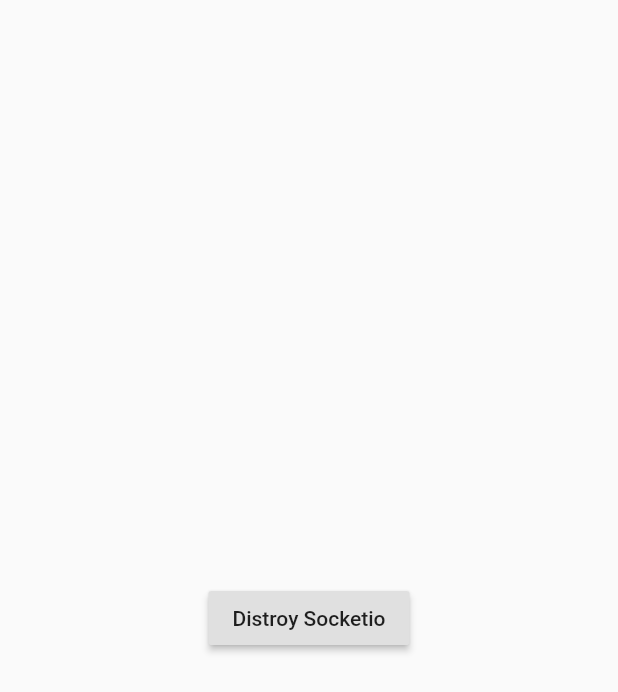
After one commit to BbsonLin/flutter_playground, a Flutter app: the SocketioThing screen opened directly, on a phone screen of 412 x 824 dp. The commit adds this screen. Shown: the top 692 px of the screen. Run offline on Flutter 3.47's test engine with Material 2 defaults, Android fonts, the phone set to English and light mode, and no system bars; our stand-ins replace flutter_i18n, flutter_swiper, fluttertoast, font_awesome_flutter, google_maps_flutter, socket_io_client; missing offline and left inert: countdown; network calls fail.

Commit message:
feat: Try socket_io_client package and make a toy

```diff
--- a/lib/pages/toys/main.dart
+++ b/lib/pages/toys/main.dart
@@ -1,5 +1,8 @@
 import 'package:flutter/material.dart';
+import 'package:flutter_playground/pages/toys/ad_player.dart';
 import 'package:flutter_playground/pages/toys/layout_stuff.dart';
+import 'package:flutter_playground/pages/toys/socketio_thing.dart';
+import 'package:flutter_playground/pages/toys/video_playing.dart';
 
 class ToysPage extends StatefulWidget {
   @override
@@ -44,6 +47,17 @@ class ToysPageState extends State<ToysPage> {
                       );
                     },
                   ),
+                  ListTile(
+                    title: Text("Socketio Thing"),
+                    onTap: () {
+                      Navigator.push(
+                        context,
+                        MaterialPageRoute(builder: (context) {
+                          return SocketioThing();
+                        }),
+                      );
+                    },
+                  ),
                 ],
               ),
             ),
--- /dev/null
+++ b/lib/pages/toys/socketio_thing.dart
@@ -0,0 +1,86 @@
+import 'dart:async';
+
+import 'package:flutter/material.dart';
+import 'package:flutter_playground/main.dart';
+import 'package:flutter_playground/pages/masterpieces/coffee_shop/app.dart';
+import 'package:socket_io_client/socket_io_client.dart' as IO;
+
+class SocketioThing extends StatefulWidget {
+  @override
+  _SocketioThingState createState() => _SocketioThingState();
+}
+
+class _SocketioThingState extends State<SocketioThing> {
+  IO.Socket socketIO;
+  bool isConnected = false;
+
+  @override
+  void initState() {
+    super.initState();
+    initSocket();
+  }
+
+  @override
+  void dispose() {
+    if (socketIO.connected) {
+      socketIO.disconnect();
+    }
+    socketIO.destroy();
+    super.dispose();
+  }
+
+  @override
+  Widget build(BuildContext context) {
+    return Scaffold(
+      body: Container(
+        child: Center(
+          child: RaisedButton(
+            child: Text("Distroy Socketio"),
+            onPressed: () {
+              socketIO.destroy();
+            },
+          ),
+        ),
+      ),
+    );
+  }
+
+  initSocket() async {
+    IO.Socket socketIO = IO.io(
+      "http://localhost:5001/test",
+      <String, dynamic>{
+        "transports": ["websocket"],
+        "autoConnect": false,
+        "namespace": "/test",
+      },
+    );
+    socketIO.on('connect', (_) {
+      print('connect');
+    });
+
+    socketIO.on('device-status', (data) => print(data));
+
+    socketIO.on('coffee-app', (data) {
+      runApp(CoffeeShopApp());
+    });
+
+    socketIO.on('main-app', (data) {
+      runApp(MainApp());
+    });
+
+    socketIO.open();
+    // socketIO = SocketIOManager().createSocketIO(
+    //   "http://192.168.1.139:5001",
+    //   "/test"
+    // );
+    // socketIO.init();
+
+    // socketIO.subscribe("connect", (data) {
+    //   print("connected");
+    // });
+
+    // socketIO.subscribe("device-status", (data) {
+    //   print(data);
+    // });
+  }
+}
--- a/pubspec.yaml
+++ b/pubspec.yaml
@@ -30,6 +30,7 @@ dependencies:
   google_maps_flutter: ^0.2.0+3
   countdown: ^0.1.0
   flutter_i18n: ^0.6.3
+  socket_io_client: ^0.9.4
 
 dev_dependencies:
   flutter_test:
```
Also changed, not shown: pubspec.lock.
